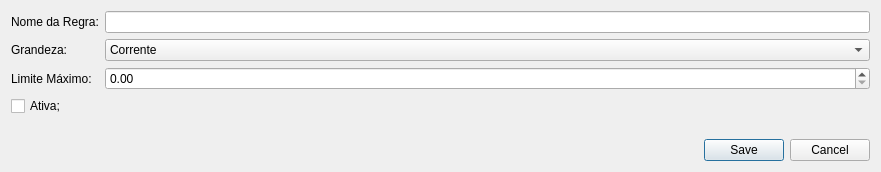
Qt form ui/limites_dialog.ui (SamuelDeMarco-Dev/SmartGrid) before a commit.
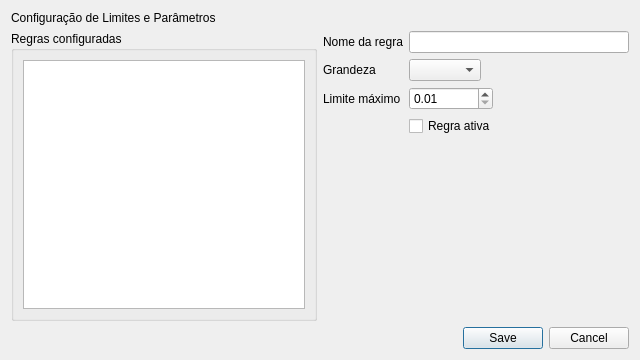
The same form after that commit.

Commit message: feat(limites): aplica ajustes finais nos arquivos da tela

Diff of the .ui file:
```diff
--- a/ui/limites_dialog.ui
+++ b/ui/limites_dialog.ui
@@ -6,8 +6,8 @@
    <rect>
     <x>0</x>
     <y>0</y>
-    <width>881</width>
-    <height>172</height>
+    <width>640</width>
+    <height>360</height>
    </rect>
   </property>
   <property name="windowTitle">
@@ -15,64 +15,87 @@
   </property>
   <layout class="QVBoxLayout" name="verticalLayout">
    <item>
+    <widget class="QLabel" name="labelTitulo">
+     <property name="text">
+      <string>Configuração de Limites e Parâmetros</string>
+     </property>
+    </widget>
+   </item>
+   <item>
+    <layout class="QHBoxLayout" name="layoutConteudo">
+     <item>
+      <widget class="QGroupBox" name="grupoRegras">
+       <property name="title">
+        <string>Regras configuradas</string>
+       </property>
+       <layout class="QVBoxLayout" name="layoutGrupoRegras">
+        <item>
+         <widget class="QListWidget" name="listaRegras"/>
+        </item>
+       </layout>
+      </widget>
+     </item>
+     <item>
     <layout class="QFormLayout" name="formLayout">
-     <item row="2" column="0">
+       <property name="fieldGrowthPolicy">
+        <enum>QFormLayout::FieldGrowthPolicy::ExpandingFieldsGrow</enum>
+       </property>
+       <item row="0" column="0">
       <widget class="QLabel" name="label">
        <property name="text">
-        <string>Nome da Regra:</string>
+          <string>Nome da regra</string>
        </property>
       </widget>
      </item>
-     <item row="2" column="1">
+       <item row="0" column="1">
       <widget class="QLineEdit" name="input_nome"/>
      </item>
-     <item row="3" column="0">
+       <item row="1" column="0">
       <widget class="QLabel" name="label_2">
        <property name="text">
-        <string>Grandeza:</string>
+          <string>Grandeza</string>
        </property>
       </widget>
      </item>
-     <item row="3" column="1">
-      <widget class="QComboBox" name="combo_grandeza">
-       <item>
-        <property name="text">
-         <string>Corrente</string>
-        </property>
+       <item row="1" column="1">
+        <widget class="QComboBox" name="combo_grandeza"/>
        </item>
-       <item>
-        <property name="text">
-         <string>Tensão</string>
-        </property>
-       </item>
-       <item>
-        <property name="text">
-         <string>Potência</string>
-        </property>
-       </item>
-      </widget>
-     </item>
-     <item row="4" column="0">
+       <item row="2" column="0">
       <widget class="QLabel" name="label_3">
        <property name="text">
-        <string>Limite Máximo:</string>
+          <string>Limite máximo</string>
        </property>
       </widget>
      </item>
-     <item row="4" column="1">
-      <widget class="QDoubleSpinBox" name="spin_limite"/>
-     </item>
-     <item row="5" column="0">
+       <item row="2" column="1">
+        <widget class="QDoubleSpinBox" name="spin_limite">
+         <property name="decimals">
+          <number>2</number>
+         </property>
+         <property name="minimum">
+          <double>0.010000000000000</double>
+         </property>
+         <property name="maximum">
+          <double>1000000.000000000000000</double>
+         </property>
+        </widget>
+       </item>
+       <item row="3" column="1">
       <widget class="QCheckBox" name="check_ativa">
        <property name="text">
-        <string>Ativa;</string>
-       </property>
-      </widget>
+          <string>Regra ativa</string>
+         </property>
+        </widget>
+       </item>
+      </layout>
      </item>
     </layout>
    </item>
    <item>
     <widget class="QDialogButtonBox" name="button_box">
+     <property name="orientation">
+      <enum>Qt::Orientation::Horizontal</enum>
+     </property>
      <property name="standardButtons">
       <set>QDialogButtonBox::StandardButton::Cancel|QDialogButtonBox::StandardButton::Save</set>
      </property>
```
Left out of the diff: 2 changed lines with no effect on the pictures. Lines whose indentation alone changed are shown as unchanged. The commit also changes 3 other files.
